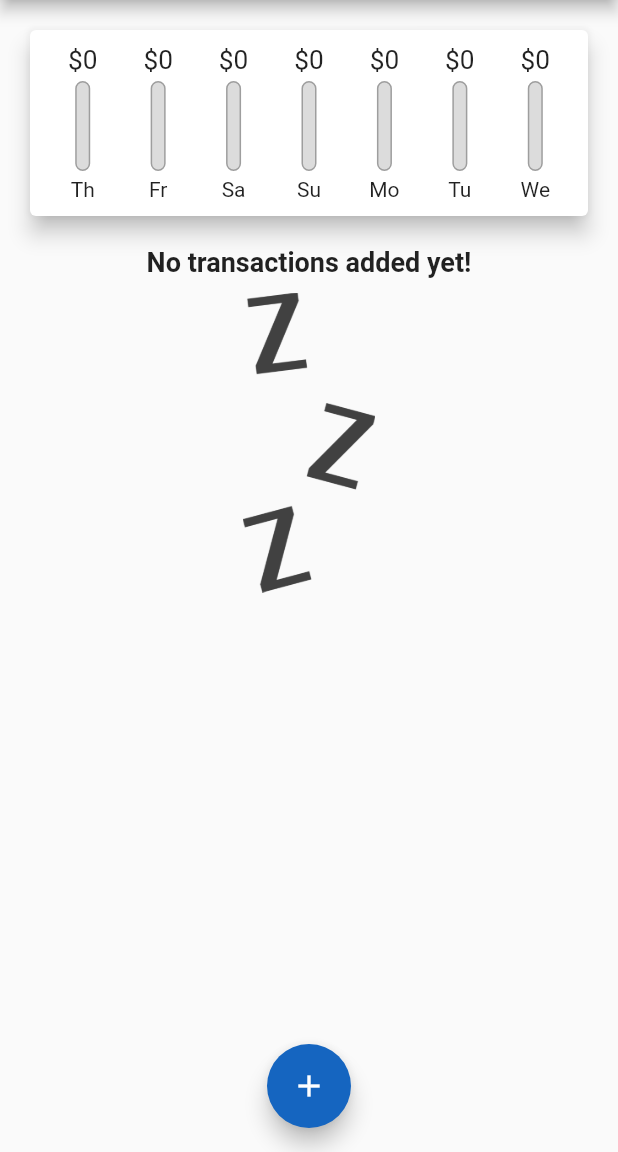
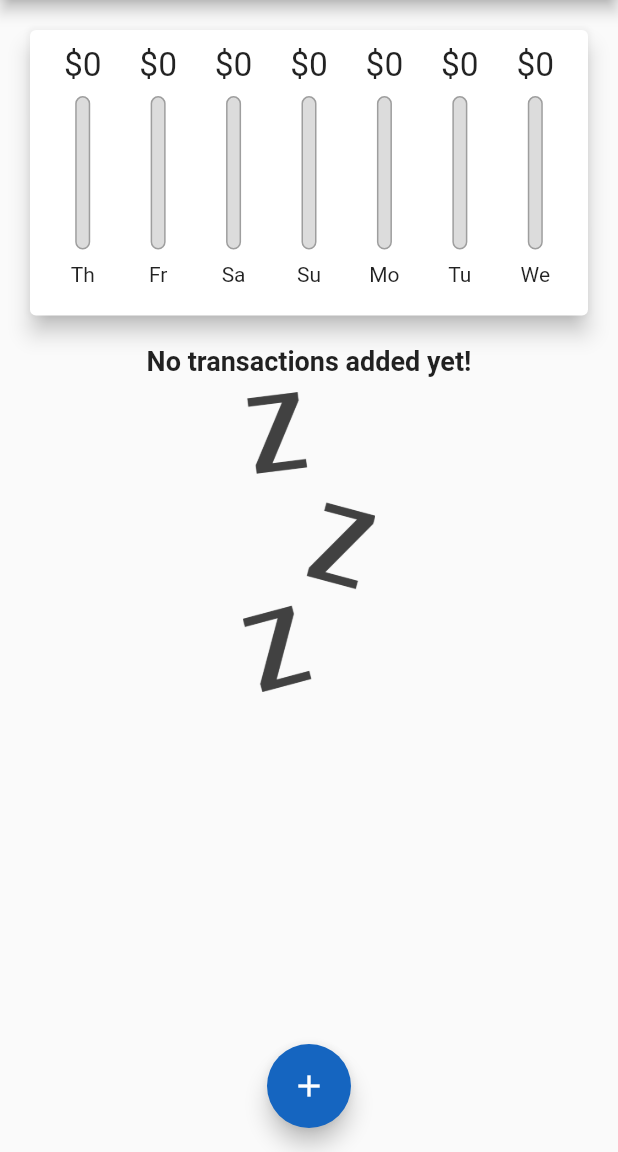
Before and after one commit to therealmai/expensify, a Flutter app: the screen it shows after launch, on a phone screen of 412 x 824 dp, the part 84-1236 px from its top. Run offline on Flutter 3.47's test engine with Material 2 defaults, Android fonts, the phone set to English and light mode, and no system bars.

Commit message:
added constraints making it responsive

```diff
--- a/lib/main.dart
+++ b/lib/main.dart
@@ -66,7 +66,8 @@ class _MyHomePageState extends State<MyHomePage> {
     }).toList();
   }
 
-  void _addNewTransaction(String txTitle, double txAmount, DateTime chosenDate) {
+  void _addNewTransaction(
+      String txTitle, double txAmount, DateTime chosenDate) {
     final newTx = Transaction(
         id: DateTime.now().toString(),
         title: txTitle,
@@ -78,9 +79,9 @@ class _MyHomePageState extends State<MyHomePage> {
     });
   }
 
-  void _deleteTransaction(String id){
+  void _deleteTransaction(String id) {
     setState(() {
-      _userTransaction.removeWhere((element){
+      _userTransaction.removeWhere((element) {
         return element.id == id;
       });
     });
@@ -101,8 +102,7 @@ class _MyHomePageState extends State<MyHomePage> {
 
   @override
   Widget build(BuildContext context) {
-    return Scaffold(
-      appBar: AppBar(
+    final appBar = AppBar(
       title: Text('Expensify'),
       actions: <Widget>[
         IconButton(
@@ -110,14 +110,26 @@ class _MyHomePageState extends State<MyHomePage> {
           icon: Icon(Icons.add),
         )
       ],
-      ),
+    );
+    return Scaffold(
+      appBar: appBar,
       body: SingleChildScrollView(
         child: Column(
           mainAxisAlignment: MainAxisAlignment.start,
           crossAxisAlignment: CrossAxisAlignment.stretch,
           children: <Widget>[
-            Chart(_recentTransactions),
-            TransactionList(_userTransaction, _deleteTransaction),
+            Container(
+                height: (MediaQuery.of(context).size.height -
+                        appBar.preferredSize.height -
+                        MediaQuery.of(context).padding.top) *
+                    0.3,
+                child: Chart(_recentTransactions)),
+            Container(
+                height: (MediaQuery.of(context).size.height -
+                        appBar.preferredSize.height -
+                        MediaQuery.of(context).padding.top) *
+                    0.7,
+                child: TransactionList(_userTransaction, _deleteTransaction)),
           ],
         ),
       ),
--- a/lib/widgets/chart_bar.dart
+++ b/lib/widgets/chart_bar.dart
@@ -9,19 +9,21 @@ class ChartBar extends StatelessWidget {
 
   @override
   Widget build(BuildContext context) {
+    return LayoutBuilder(
+      builder: (ctx, constraints) {
         return Column(
           children: <Widget>[
             Container(
-          height: 20,
+              height: constraints.maxHeight * 0.15,
               child: FittedBox(
                 child: Text('\$${spendingAmount.toStringAsFixed(0)}'),
               ),
             ),
             SizedBox(
-          height: 4,
+              height: constraints.maxHeight * 0.05,
             ),
             Container(
-          height: 60,
+              height: constraints.maxHeight * 0.6,
               width: 10,
               child: Stack(
                 children: <Widget>[
@@ -43,10 +45,12 @@ class ChartBar extends StatelessWidget {
               ),
             ),
             SizedBox(
-          height: 4,
+              height: constraints.maxHeight * 0.05,
             ),
-        Text(label),
+            Container(height: constraints.maxHeight * 0.15, child: Text(label)),
           ],
+        );
+      },
     );
   }
 }
--- a/lib/widgets/transaction_list.dart
+++ b/lib/widgets/transaction_list.dart
@@ -8,13 +8,9 @@ class TransactionList extends StatelessWidget {
 
   TransactionList(this.transactions, this.deleteTransaction);
 
-
-
   @override
   Widget build(BuildContext context) {
-    return Container(
-      height: 300,
-      child: transactions.isEmpty
+    return transactions.isEmpty
         ? Column(
             children: <Widget>[
               Text(
@@ -49,12 +45,15 @@ class TransactionList extends StatelessWidget {
                   subtitle: Text(
                     DateFormat.yMMMd().format(transactions[index].date),
                   ),
-                    trailing: IconButton(icon: Icon(Icons.delete), color: Theme.of(context).errorColor, onPressed: () => deleteTransaction(transactions[index].id),),
+                  trailing: IconButton(
+                    icon: Icon(Icons.delete),
+                    color: Theme.of(context).errorColor,
+                    onPressed: () => deleteTransaction(transactions[index].id),
+                  ),
                 ),
               );
             },
             itemCount: transactions.length,
-            ),
           );
   }
 }
```
Lines whose indentation alone changed are shown as unchanged.
